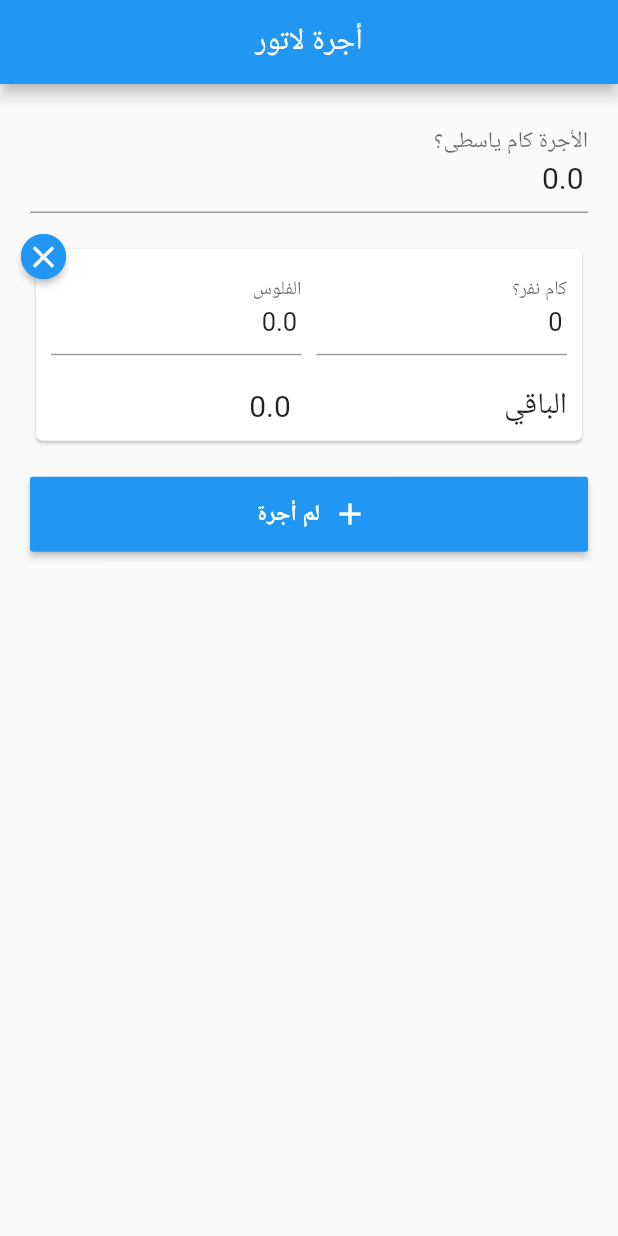
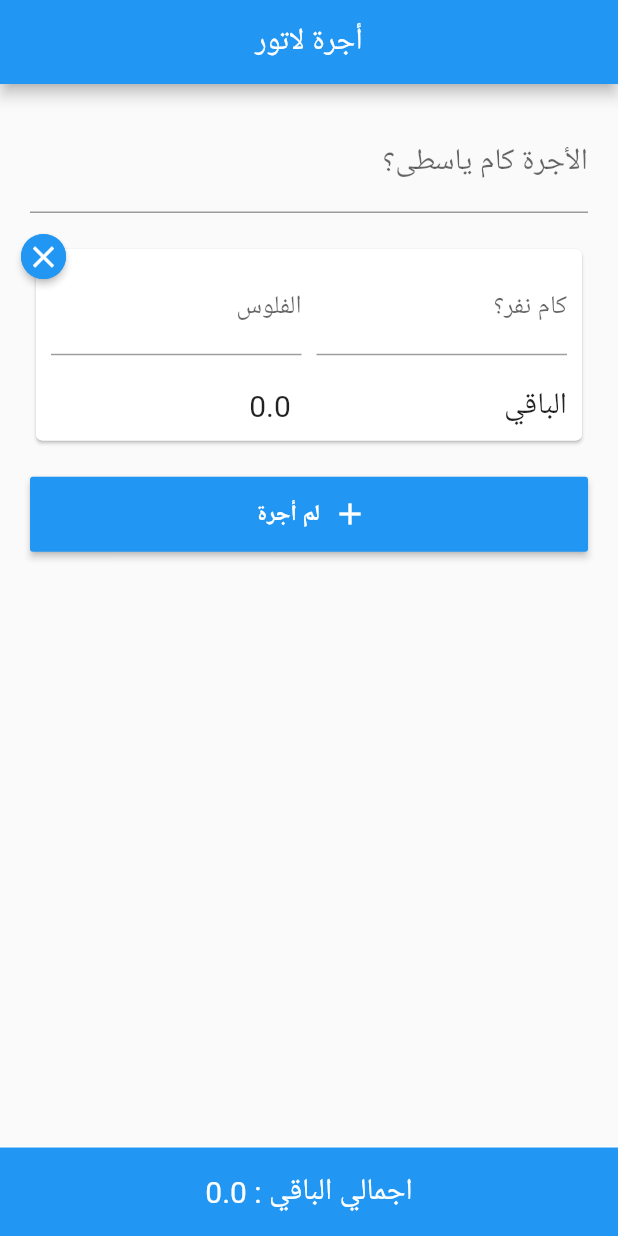
Before and after one commit to IT-Tick/ogralator, a Flutter app: the screen it shows after launch, after a tap on "لم أجرة", on a phone screen of 412 x 824 dp. Run offline on Flutter 3.47's test engine with Material 2 defaults, Android fonts, the phone set to English and light mode, and no system bars; our stand-ins replace flutter_redux, redux.

Commit message:
Add total remainder to calculator screen

```diff
--- a/lib/components/passengersGroupCard.component.dart
+++ b/lib/components/passengersGroupCard.component.dart
@@ -59,9 +59,8 @@ class _PassengersGroupCardState extends State<PassengersGroupCard> {
                                     Row(
                                         children: <Widget>[
                                             Expanded(
-                                                child: TextFormField(
+                                                child: TextField(
                                                     decoration: InputDecoration(labelText: "كام نفر؟"),
-                                                    initialValue: widget.group.numberOfPassengers.toString(),
                                                     keyboardType: TextInputType.number,
                                                     inputFormatters: <TextInputFormatter>[
                                                         WhitelistingTextInputFormatter.digitsOnly
@@ -71,9 +70,8 @@ class _PassengersGroupCardState extends State<PassengersGroupCard> {
                                             ),
                                             SizedBox(width: 10),
                                             Expanded(
-                                                child: TextFormField(
+                                                child: TextField(
                                                     decoration: InputDecoration(labelText: "الفلوس"),
-                                                    initialValue: widget.group.paidMoney.toString(),
                                                     keyboardType: TextInputType.number,
                                                     inputFormatters: <TextInputFormatter>[
                                                         WhitelistingTextInputFormatter(doubleRegExp)
--- a/lib/screens/calculator.screen.dart
+++ b/lib/screens/calculator.screen.dart
@@ -1,6 +1,7 @@
 
 import 'package:flutter/material.dart';
 import 'package:flutter/services.dart';
+import 'package:ogralator/selectors/totalRemainder.selector.dart';
 import 'package:redux/redux.dart';
 
 import 'package:ogralator/utils/regExp.dart';
@@ -41,7 +42,10 @@ class Calculator extends StatelessWidget {
                 // the App.build method, and use it to set our appbar title.
                 title: Center(child: Text('أجرة لاتور')),
             ),
-            body: ListView(
+            body: Column(
+                children: <Widget>[
+                    Expanded(
+                        child: ListView(
                             shrinkWrap: true,
                             children: <Widget>[
                                 Padding(
@@ -50,9 +54,8 @@ class Calculator extends StatelessWidget {
                                         mainAxisAlignment: MainAxisAlignment.start,
                                         crossAxisAlignment: CrossAxisAlignment.center,
                                         children: <Widget>[
-                                TextFormField(
+                                            TextField(
                                                 decoration: InputDecoration(labelText: "الأجرة كام ياسطى؟"),
-                                    initialValue: store.state.fare.toString(),
                                                 keyboardType: TextInputType.number,
                                                 inputFormatters: <TextInputFormatter>[
                                                     WhitelistingTextInputFormatter(doubleRegExp)
@@ -67,8 +70,9 @@ class Calculator extends StatelessWidget {
 
                                             Column(
                                                 children: store.state.passengersGroups.map((group) =>
-                                        PassengersGroupCard(
-                                            fare: store.state.fare,
+                                                    Container(
+                                                        child: PassengersGroupCard(
+                                                            fare: store.state.fare ?? 0,
                                                             group: group,
                                                             updateGroup: ({int numberOfPassengers, double paidMoney}) => store.dispatch(EditPassengersGroupAction(
                                                                 group,
@@ -77,6 +81,7 @@ class Calculator extends StatelessWidget {
                                                             )),
                                                             removeCard: () => store.dispatch(DeletePassengersGroupAction(group)),
                                                         ),
+                                                    )
                                                 ).toList()
                                             ),
 
@@ -97,6 +102,30 @@ class Calculator extends StatelessWidget {
                                     ),
                                 )
                             ],
+                        ),
+                    ),
+                    SizedBox(
+                        width: double.infinity,
+                        height: 60,
+                        child: Container(
+                            decoration: const BoxDecoration(
+                                color: Colors.blue,
+                                border: Border(
+                                    top: BorderSide( width: 1, color: Colors.white )
+                                )
+                            ),
+                            child: Center(
+                                child: Text(
+                                    "اجمالي الباقي : "+totalRemainder(store.state).toString(),
+                                    style: TextStyle(
+                                        fontSize: 20,
+                                        color: Colors.white
+                                    ),
+                                ),
+                            ),
+                        )
+                    )
+                ],
             )
         );
     }
--- /dev/null
+++ b/lib/selectors/totalRemainder.selector.dart
@@ -0,0 +1,10 @@
+import 'package:ogralator/models/appState.model.dart';
+
+double totalRemainder(AppState state) {
+    double totalRemainder = 0;
+    state.passengersGroups.forEach( (group) {
+        double groupRemainder = group.paidMoney - state.fare * group.numberOfPassengers;
+        totalRemainder += groupRemainder > 0 ? groupRemainder : 0;
+    });
+    return totalRemainder;
+}
```
Lines whose indentation alone changed are shown as unchanged.
